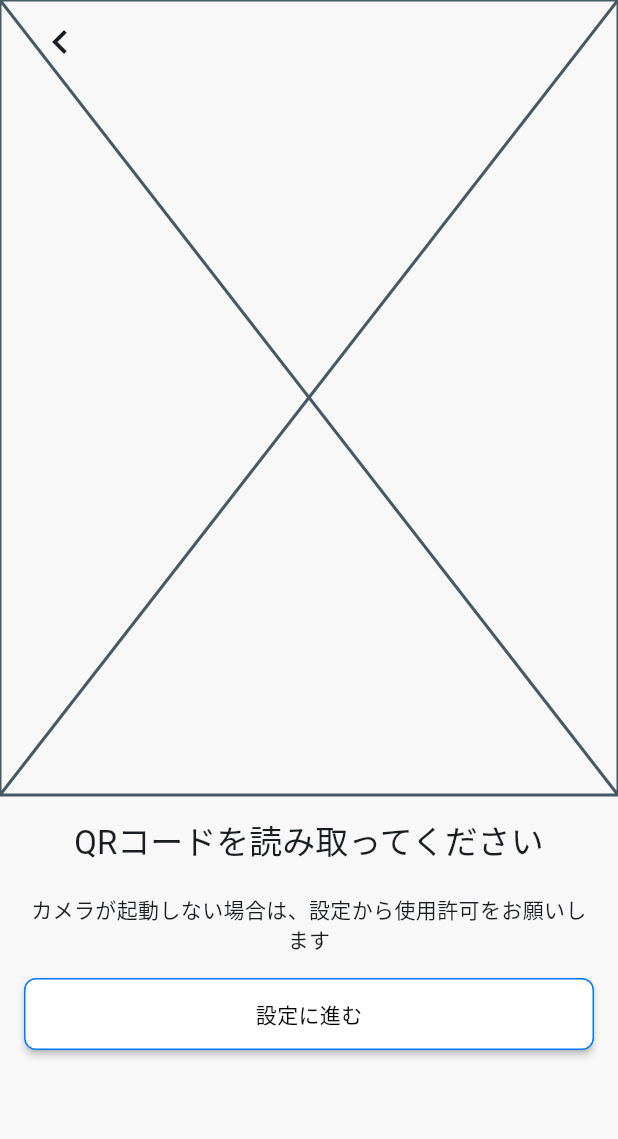
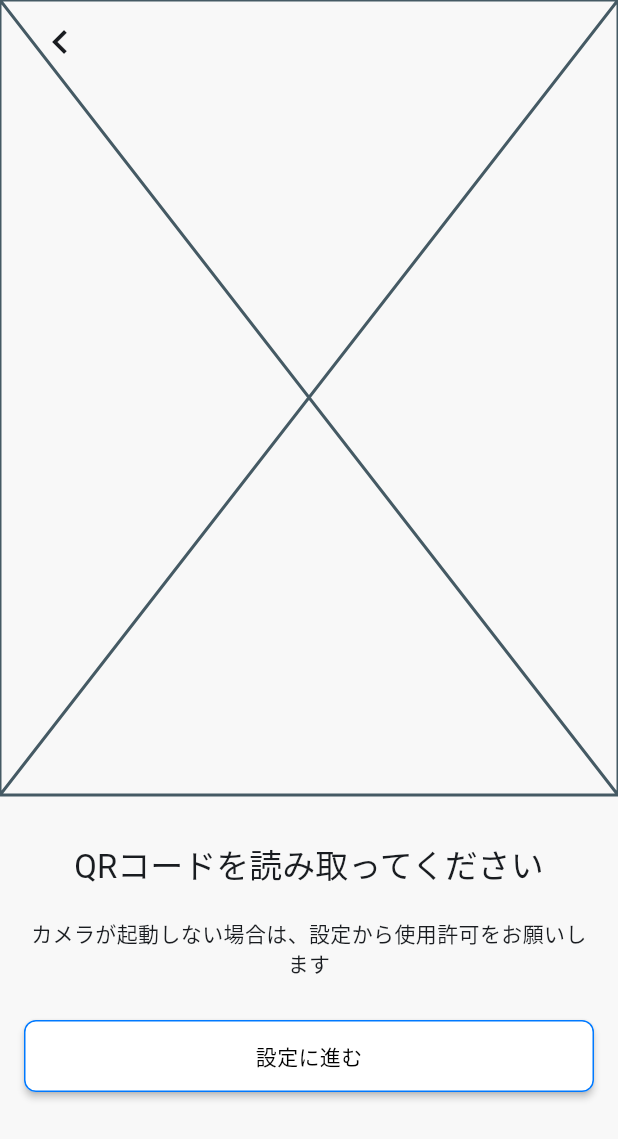
Before and after one commit to after-school-garbage-squad/repaint_mobile, a Flutter app: the IntroductionQRCodeReaderScreen screen opened by its route, on a phone screen of 412 x 824 dp. Shown: the top 1139 px of the screen. Run offline on Flutter 3.47's test engine with Material 2 defaults, Android fonts, the phone set to English and light mode, and no system bars; our stand-ins replace auto_route.

Commit message:
fix: wrong bottom padding size in IntroductionQRCodeReaderScreen

```diff
--- a/lib/features/common/presentation/widgets/camera_scaffold.dart
+++ b/lib/features/common/presentation/widgets/camera_scaffold.dart
@@ -37,11 +37,14 @@ class CameraScaffold extends StatelessWidget {
           if (children != null)
             ConstrainedBox(
               constraints: const BoxConstraints(maxHeight: 294),
-              child: Column(
-                children: [
-                  ...children!,
-                  const BottomConstrainedPadding(),
-                ],
+              child: Padding(
+                padding: const EdgeInsets.fromLTRB(16.0, 32.0, 16.0, 0.0),
+                child: Column(
+                  children: [
+                    ...children!,
+                    const BottomConstrainedPadding(),
+                  ],
+                ),
               ),
             ),
         ],
--- a/lib/features/introduction/presentation/screens/introduction_qrcode_reader_screen.dart
+++ b/lib/features/introduction/presentation/screens/introduction_qrcode_reader_screen.dart
@@ -11,10 +11,6 @@ class IntroductionQRCodeReaderScreen extends StatelessWidget {
       // TODO: カメラを実装する
       preview: const Expanded(child: Placeholder()),
       children: [
-        Padding(
-          padding: const EdgeInsets.fromLTRB(16.0, 16.0, 16.0, 0.0),
-          child: Column(
-            children: [
         Text(
           "QRコードを読み取ってください",
           style: Theme.of(context).textTheme.titleLarge,
@@ -25,7 +21,7 @@ class IntroductionQRCodeReaderScreen extends StatelessWidget {
           style: Theme.of(context).textTheme.bodyMedium,
           textAlign: TextAlign.center,
         ),
-              const SizedBox(height: 16.0),
+        const Spacer(),
         WideElevatedButton(
           // TODO: 設定画面に遷移できるようにする
           onPressed: () {},
@@ -35,9 +31,6 @@ class IntroductionQRCodeReaderScreen extends StatelessWidget {
           ),
         ),
       ],
-          ),
-        ),
-      ],
     );
   }
 }
```
Lines whose indentation alone changed are shown as unchanged.
